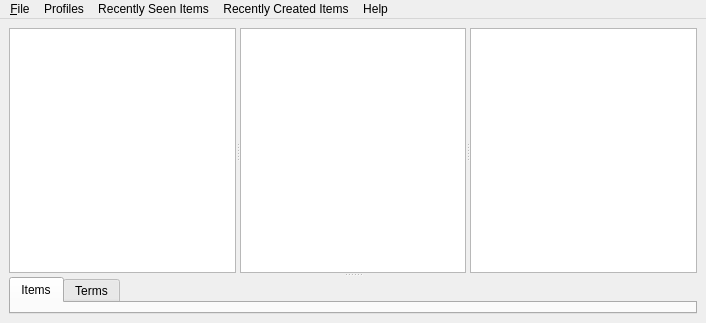
This is qtdesigner/main.ui in t123/ReadingTool.Python as Qt 5 draws it before an edit. The edited form follows.
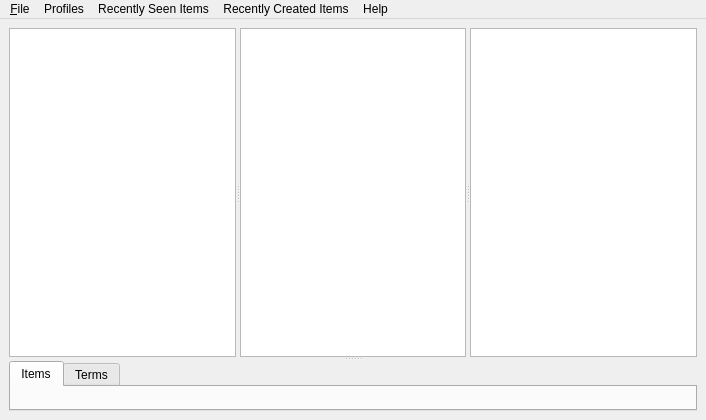
This is the edited form.

```diff
--- a/qtdesigner/main.ui
+++ b/qtdesigner/main.ui
@@ -7,7 +7,7 @@
     <x>0</x>
     <y>0</y>
     <width>706</width>
-    <height>323</height>
+    <height>420</height>
    </rect>
   </property>
   <property name="windowTitle">
```
